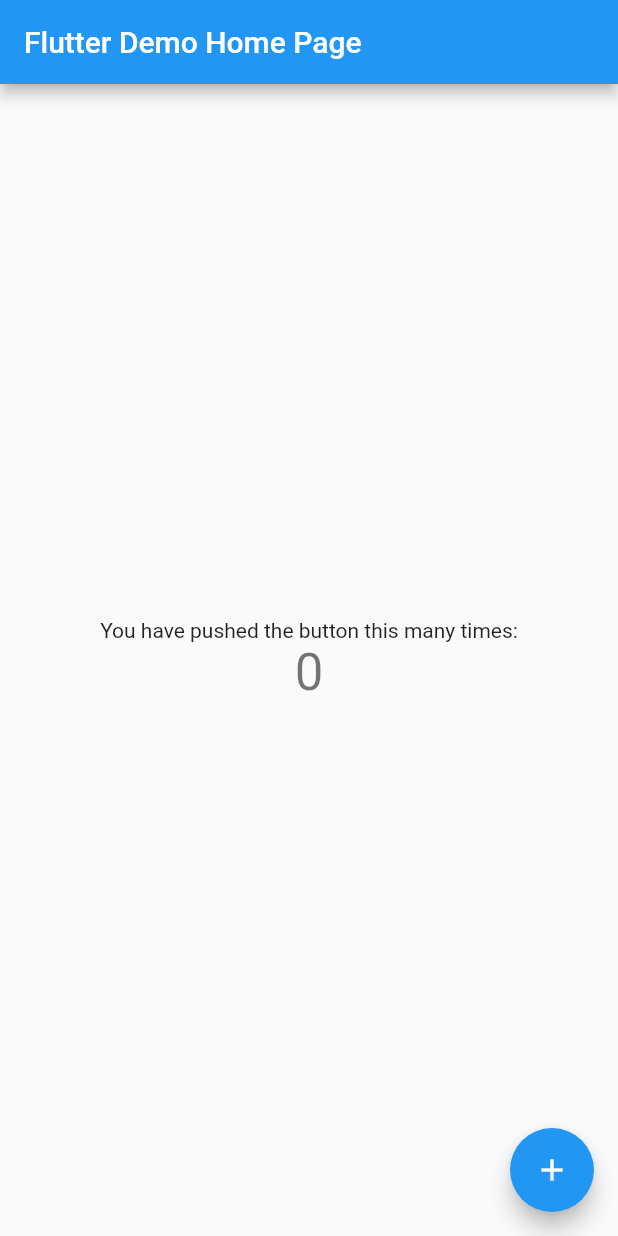
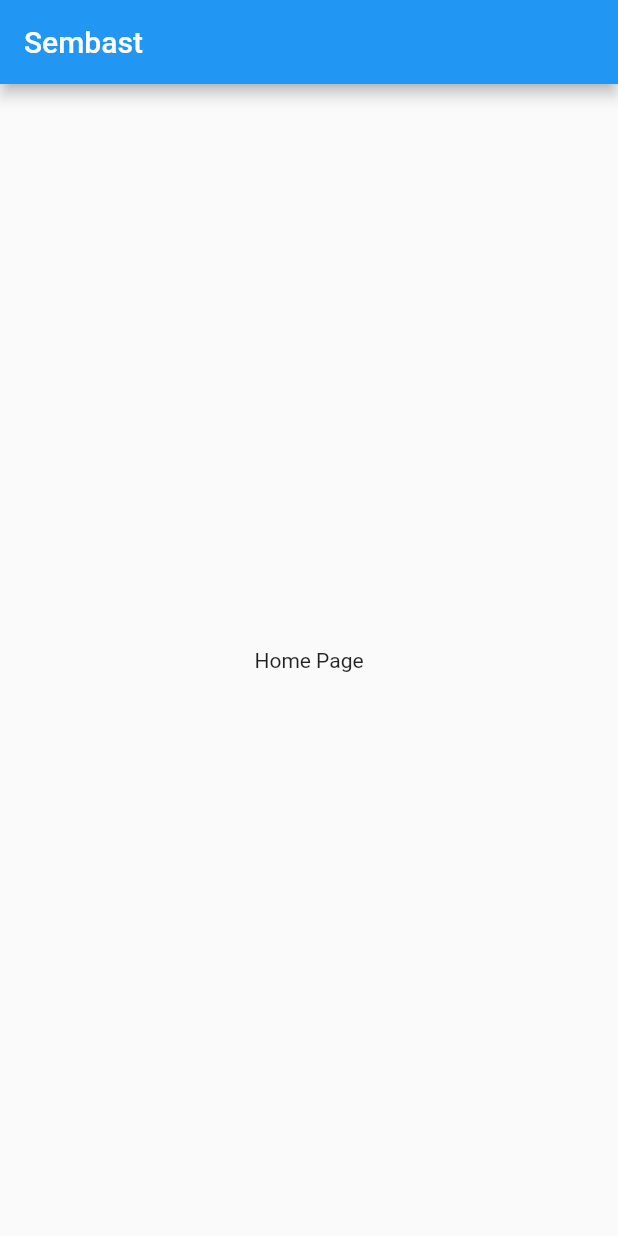
Before and after one commit to mikeysolis/training-flutter-database, a Flutter app: the screen it shows after launch, on a phone screen of 412 x 824 dp. Run offline on Flutter 3.47's test engine with Material 2 defaults, Android fonts, the phone set to English and light mode, and no system bars.

Commit message:
started basic file structure

```diff
--- /dev/null
+++ b/sembast/lib/features/home_page.dart
@@ -0,0 +1,22 @@
+import 'package:flutter/material.dart';
+
+class HomePage extends StatelessWidget {
+  const HomePage({Key? key}) : super(key: key);
+
+  @override
+  Widget build(BuildContext context) {
+    return Scaffold(
+      appBar: AppBar(
+        title: const Text('Sembast'),
+      ),
+      body: Center(
+        child: Column(
+          mainAxisAlignment: MainAxisAlignment.center,
+          children: const [
+            Text('Home Page'),
+          ],
+        ),
+      ),
+    );
+  }
+}
--- a/sembast/lib/main.dart
+++ b/sembast/lib/main.dart
@@ -1,4 +1,6 @@
 import 'package:flutter/material.dart';
+
+import 'features/home_page.dart';
 
 void main() {
   runApp(const MyApp());
@@ -7,109 +9,14 @@
 class MyApp extends StatelessWidget {
   const MyApp({Key? key}) : super(key: key);
 
-  // This widget is the root of your application.
   @override
   Widget build(BuildContext context) {
     return MaterialApp(
       title: 'Flutter Demo',
       theme: ThemeData(
-        // This is the theme of your application.
-        //
-        // Try running your application with "flutter run". You'll see the
-        // application has a blue toolbar. Then, without quitting the app, try
-        // changing the primarySwatch below to Colors.green and then invoke
-        // "hot reload" (press "r" in the console where you ran "flutter run",
-        // or simply save your changes to "hot reload" in a Flutter IDE).
-        // Notice that the counter didn't reset back to zero; the application
-        // is not restarted.
         primarySwatch: Colors.blue,
       ),
-      home: const MyHomePage(title: 'Flutter Demo Home Page'),
+      home: const HomePage(),
     );
   }
 }
-
-class MyHomePage extends StatefulWidget {
-  const MyHomePage({Key? key, required this.title}) : super(key: key);
-
-  // This widget is the home page of your application. It is stateful, meaning
-  // that it has a State object (defined below) that contains fields that affect
-  // how it looks.
-
-  // This class is the configuration for the state. It holds the values (in this
-  // case the title) provided by the parent (in this case the App widget) and
-  // used by the build method of the State. Fields in a Widget subclass are
-  // always marked "final".
-
-  final String title;
-
-  @override
-  State<MyHomePage> createState() => _MyHomePageState();
-}
-
-class _MyHomePageState extends State<MyHomePage> {
-  int _counter = 0;
-
-  void _incrementCounter() {
-    setState(() {
-      // This call to setState tells the Flutter framework that something has
-      // changed in this State, which causes it to rerun the build method below
-      // so that the display can reflect the updated values. If we changed
-      // _counter without calling setState(), then the build method would not be
-      // called again, and so nothing would appear to happen.
-      _counter++;
-    });
-  }
-
-  @override
-  Widget build(BuildContext context) {
-    // This method is rerun every time setState is called, for instance as done
-    // by the _incrementCounter method above.
-    //
-    // The Flutter framework has been optimized to make rerunning build methods
-    // fast, so that you can just rebuild anything that needs updating rather
-    // than having to individually change instances of widgets.
-    return Scaffold(
-      appBar: AppBar(
-        // Here we take the value from the MyHomePage object that was created by
-        // the App.build method, and use it to set our appbar title.
-        title: Text(widget.title),
-      ),
-      body: Center(
-        // Center is a layout widget. It takes a single child and positions it
-        // in the middle of the parent.
-        child: Column(
-          // Column is also a layout widget. It takes a list of children and
-          // arranges them vertically. By default, it sizes itself to fit its
-          // children horizontally, and tries to be as tall as its parent.
-          //
-          // Invoke "debug painting" (press "p" in the console, choose the
-          // "Toggle Debug Paint" action from the Flutter Inspector in Android
-          // Studio, or the "Toggle Debug Paint" command in Visual Studio Code)
-          // to see the wireframe for each widget.
-          //
-          // Column has various properties to control how it sizes itself and
-          // how it positions its children. Here we use mainAxisAlignment to
-          // center the children vertically; the main axis here is the vertical
-          // axis because Columns are vertical (the cross axis would be
-          // horizontal).
-          mainAxisAlignment: MainAxisAlignment.center,
-          children: <Widget>[
-            const Text(
-              'You have pushed the button this many times:',
-            ),
-            Text(
-              '$_counter',
-              style: Theme.of(context).textTheme.headline4,
-            ),
-          ],
-        ),
-      ),
-      floatingActionButton: FloatingActionButton(
-        onPressed: _incrementCounter,
-        tooltip: 'Increment',
-        child: const Icon(Icons.add),
-      ), // This trailing comma makes auto-formatting nicer for build methods.
-    );
-  }
-}
```
Also changed, not shown: sembast/pubspec.lock.
